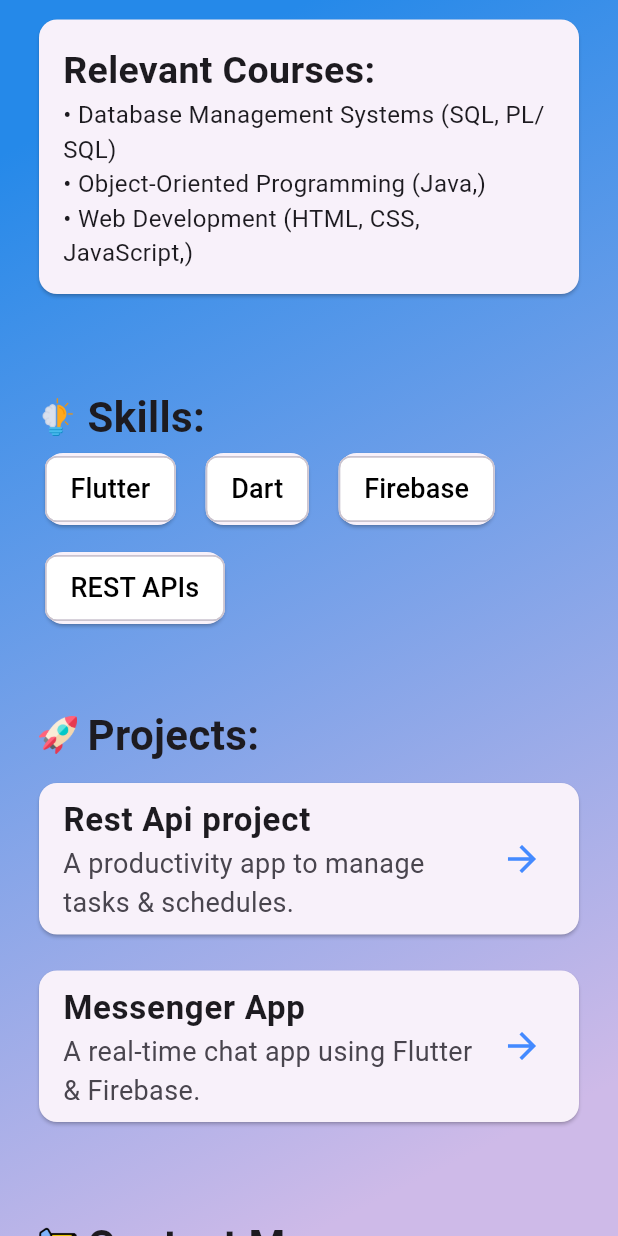
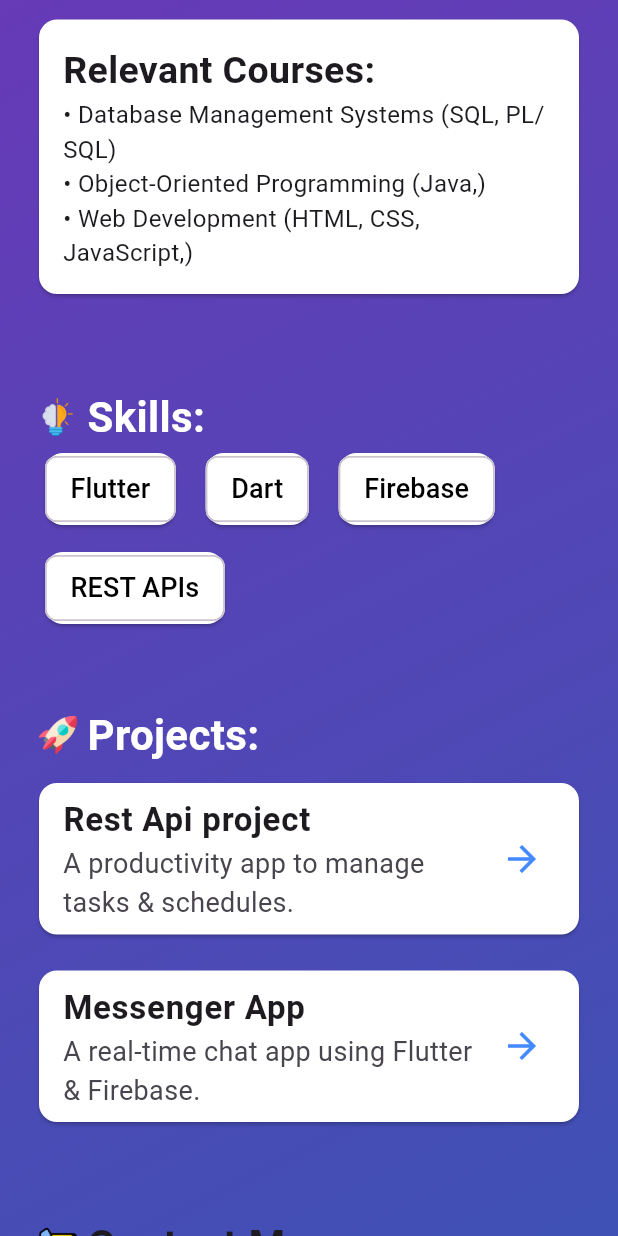
Before and after one commit to NK-infinite/nikhil-portfolio, a Flutter app: the screen it shows after launch, scrolled down 576 dp, on a phone screen of 412 x 824 dp. Run offline on Flutter 3.47's test engine with Material 3 defaults, Android fonts, the phone set to English and light mode, and no system bars; drawn by our look-alikes of animated_background; our stand-ins replace animate_do, video_player.

Commit message:
Your commit message

```diff
--- a/lib/Portfolio.dart
+++ b/lib/Portfolio.dart
@@ -23,7 +23,7 @@ class _PortfolioHomeState extends State<PortfolioHome> with SingleTickerProvider
     return Scaffold(
       body: Stack(
         children: [
-          AnimatedBackgroundEffect(), // 🌟 Smooth Gradient + Particles
+          AnimatedBackgroundEffect(),
           Padding(
             padding: const EdgeInsets.only(left: 10,right:10 ),
             child: SingleChildScrollView(
@@ -42,7 +42,7 @@ class _PortfolioHomeState extends State<PortfolioHome> with SingleTickerProvider
                             //child: Image.asset("assets/images/nikhil.png"),
                           ),
                           SizedBox(height: 15),
-                          Text("Hey, I'm Nikhil!", style: TextStyle(fontSize: 40, fontWeight: FontWeight.bold)),
+                          Text("Hey, I'm Nikhil!", style: TextStyle(fontSize: 40, fontWeight: FontWeight.bold,color: Colors.white)),
                           Text("Flutter Developer | Front-end Developer", style: TextStyle(fontSize: 22, color: Colors.white)),
                         ],
                       ),
@@ -54,11 +54,13 @@ class _PortfolioHomeState extends State<PortfolioHome> with SingleTickerProvider
                     child: Row(
                       children: [
                         Image.asset("assets/images/graduated.png", height: 25),
-                        Text(" Education:", style: TextStyle(fontSize: 28, fontWeight: FontWeight.bold)),
+                        Text(" Education:", style: TextStyle(fontSize: 28, fontWeight: FontWeight.bold,color: Colors.white)),
                       ],
                     ),
                   ),
                   Card(
+                    color: Colors.white,
+
                     margin: EdgeInsets.symmetric(vertical: 12),
                     child: Padding(
                       padding: EdgeInsets.all(16),
@@ -67,8 +69,8 @@ class _PortfolioHomeState extends State<PortfolioHome> with SingleTickerProvider
                         child: Column(
                           crossAxisAlignment: CrossAxisAlignment.start,
                           children: [
-                            Text("BSc in Information Technology", style: TextStyle(fontSize: 22, fontWeight: FontWeight.bold)),
-                            Text("Sarvajanik University (2024 - 2028)", style: TextStyle(fontSize: 18, color: Colors.grey[700])),
+                            Text("BSc in Information Technology", style: TextStyle(fontSize: 22, fontWeight: FontWeight.bold,color: Colors.black)),
+                            Text("Sarvajanik University (2024 - 2028)", style: TextStyle(fontSize: 18, color: Colors.black)),
                           ],
                         ),
                       ),
@@ -76,10 +78,13 @@ class _PortfolioHomeState extends State<PortfolioHome> with SingleTickerProvider
                   ),
 
                   Card(
+                    color: Colors.white,
                     margin: EdgeInsets.symmetric(vertical: 12),
                     child: Padding(
+
                       padding: EdgeInsets.all(16),
                       child: Container(
+
                         width: double.maxFinite,
                         child: Column(
                           crossAxisAlignment: CrossAxisAlignment.start,
@@ -100,7 +105,7 @@ SizedBox(height: 50,),
                     child: Row(
                       children: [
                         Image.asset("assets/images/skill.png",height: 25,),
-                        Text(" Skills:", style: TextStyle(fontSize: 28, fontWeight: FontWeight.bold)),
+                        Text(" Skills:", style: TextStyle(fontSize: 28, fontWeight: FontWeight.bold,color: Colors.white)),
                       ],
                     ),
                   ),
@@ -108,10 +113,14 @@ SizedBox(height: 50,),
                     spacing: 12,
                     runSpacing: 10,
                     children: [
-                      Card(child: _buildSkillChip("Flutter")),
-                      Card(child: _buildSkillChip("Dart")),
-                      Card(child: _buildSkillChip("Firebase")),
-                      Card(child: _buildSkillChip("REST APIs")),
+                      Card(                    color: Colors.white,
+                      child: _buildSkillChip("Flutter")),
+                      Card(                    color: Colors.white,
+                          child: _buildSkillChip("Dart")),
+                      Card(                    color: Colors.white,
+                          child: _buildSkillChip("Firebase")),
+                      Card(                    color: Colors.white,
+                          child: _buildSkillChip("REST APIs")),
                     ],
                   ),
                   SizedBox(height: 50),
@@ -121,7 +130,7 @@ SizedBox(height: 50,),
                     child: Row(
                       children: [
                         Image.asset("assets/images/start-up.png",height: 25,),
-                        Text(" Projects:", style: TextStyle(fontSize: 28, fontWeight: FontWeight.bold)),
+                        Text(" Projects:", style: TextStyle(fontSize: 28, fontWeight: FontWeight.bold,color: Colors.white)),
                       ],
                     ),
                   ),
@@ -186,6 +195,7 @@ SizedBox(height: 50,),
     return FadeInLeft(
       duration: Duration(milliseconds: 800),
       child: Card(
+        color: Colors.white,
         margin: EdgeInsets.symmetric(vertical: 12),
         child: ListTile(
           title: Text(title, style: TextStyle(fontSize: 22, fontWeight: FontWeight.bold)),
@@ -200,8 +210,10 @@ SizedBox(height: 50,),
     return Padding(
       padding: const EdgeInsets.symmetric(vertical: 8.0,),
       child: ZoomIn(
+
         duration: Duration(milliseconds: 800),
         child: ElevatedButton(
+
           style: ElevatedButton.styleFrom(
             padding: EdgeInsets.symmetric(vertical: 16, horizontal: 28),
             shape: RoundedRectangleBorder(borderRadius: BorderRadius.circular(12)),
@@ -227,91 +239,18 @@ SizedBox(height: 50,),
 
 }
 
-class AnimatedBackgroundEffect extends StatefulWidget {
-  @override
-  _AnimatedBackgroundEffectState createState() => _AnimatedBackgroundEffectState();
-}
 
-class _AnimatedBackgroundEffectState extends State<AnimatedBackgroundEffect> with TickerProviderStateMixin {
-  late AnimationController _controller;
-
-  @override
-  void initState() {
-    super.initState();
-    _controller = AnimationController(vsync: this, duration: Duration(seconds: 2))..repeat(reverse: true);
-  }
-
+class AnimatedBackgroundEffect extends StatelessWidget {
   @override
   Widget build(BuildContext context) {
-    return Stack(
-      children: [
-        // 🌈 Smooth Gradient Animation
-        AnimatedBuilder(
-          animation: _controller,
-          builder: (context, child) {
-            return Container(
-              decoration: BoxDecoration(
-                gradient: LinearGradient(
-                  begin: AlignmentTween(
-                      begin: Alignment.topLeft,
-                      end: Alignment.bottomRight
-                  ).evaluate(_controller), // 🔄 Swap effect
-                  end: AlignmentTween(
-                      begin: Alignment.bottomRight,
-                      end: Alignment.topLeft
-                  ).evaluate(_controller), // 🔄 Reverse swap
-                  colors: [
-                    ColorTween(begin: Colors.blue, end: Colors.purple.shade900).evaluate(_controller)!,
-                    ColorTween(begin: Colors.purple.shade100, end: Colors.blue).evaluate(_controller)!,
-                  ],
-                ),
-              ),
-            );
-          },
+    return Container(
+      decoration: BoxDecoration(
+        gradient: LinearGradient(
+          colors: [Colors.deepPurple, Colors.indigo], // 🔥 Yeh do colors mix honge
+          begin: Alignment.topLeft,
+          end: Alignment.bottomRight,
         ),
-
-        // ✨ Particle Animation
-        Positioned.fill(
-          child: AnimatedBackground(
-            behaviour: RandomParticleBehaviour(
-              options: ParticleOptions(
-                baseColor: Colors.white,
-                spawnOpacity: 0.6,
-                spawnMinRadius: 2.0,
-                spawnMaxRadius: 6.0,
-                spawnMinSpeed: 10.0,
-                spawnMaxSpeed: 30.0,
-                particleCount: 100,
-              ),
-            ),
-            vsync: this,
-            child: Container(),
-          ),
-        ),
-        Positioned.fill(
-          child: AnimatedBackground(
-            behaviour: RandomParticleBehaviour(
-              options: ParticleOptions(
-                baseColor: Colors.black87,
-                spawnOpacity: 0.6,
-                spawnMinRadius: 2.0,
-                spawnMaxRadius: 6.0,
-                spawnMinSpeed: 10.0,
-                spawnMaxSpeed: 30.0,
-                particleCount: 100,
-              ),
-            ),
-            vsync: this,
-            child: Container(),
-          ),
-        ),
-      ],
+      ),
     );
   }
-
-  @override
-  void dispose() {
-    _controller.dispose();
-    super.dispose();
-  }
 }
```
